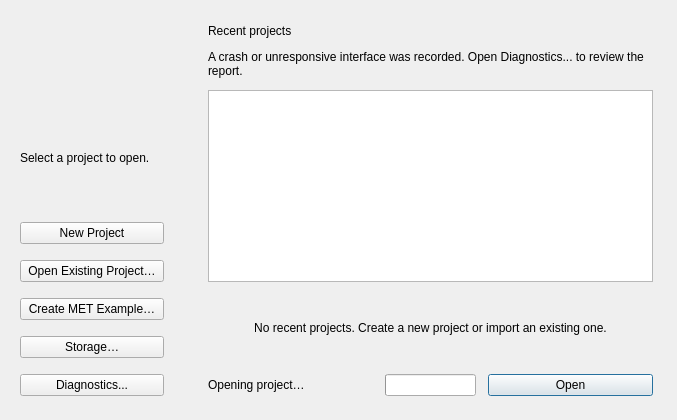
Before: the Qt Designer form src/MainWindow/ui/project_chooser.ui in eidora-desktop/EIDORA, drawn with Qt 5.
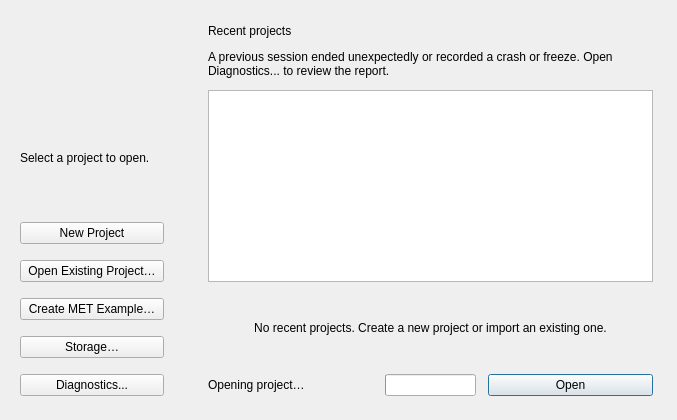
After: the same form once the commit is applied.

Commit message: Preserve interrupted-session diagnostics after restart

```diff
--- a/src/MainWindow/ui/project_chooser.ui
+++ b/src/MainWindow/ui/project_chooser.ui
@@ -200,7 +200,7 @@
       </item>
       <item>
        <widget class="QLabel" name="label_diagnostics_notice">
-        <property name="text"><string>A crash or unresponsive interface was recorded. Open Diagnostics... to review the report.</string></property>
+        <property name="text"><string>A previous session ended unexpectedly or recorded a crash or freeze. Open Diagnostics... to review the report.</string></property>
         <property name="wordWrap"><bool>true</bool></property>
        </widget>
       </item>
```
The commit also changes 6 other files.
